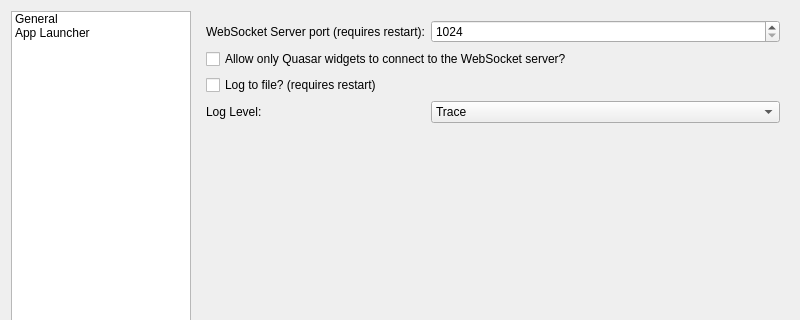
Qt form quasar/config/configdialog.ui (r52/quasar) before a commit; both pictures show x 0 to 800 and y 0 to 320 of the 800 by 600 pixel window.
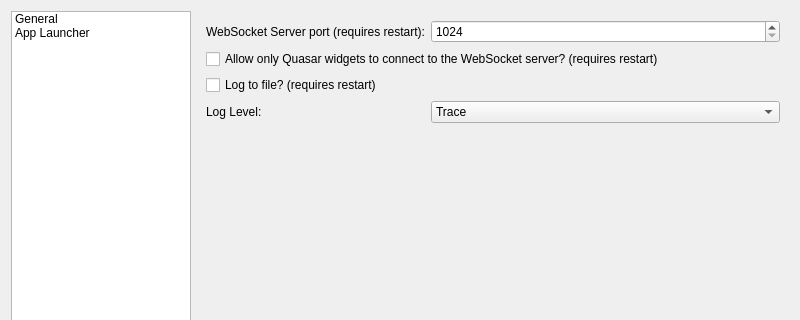
The same form after that commit.

Commit message:
Reimplement launch on startup option
Windows only

The edit to the form file:
```diff
--- a/quasar/config/configdialog.ui
+++ b/quasar/config/configdialog.ui
@@ -124,7 +124,7 @@
          <item row="1" column="0" colspan="2">
           <widget class="QCheckBox" name="authCheckbox">
            <property name="text">
-            <string>Allow only Quasar widgets to connect to the WebSocket server?</string>
+            <string>Allow only Quasar widgets to connect to the WebSocket server? (requires restart)</string>
            </property>
           </widget>
          </item>
```
The commit also changes 2 other files.
